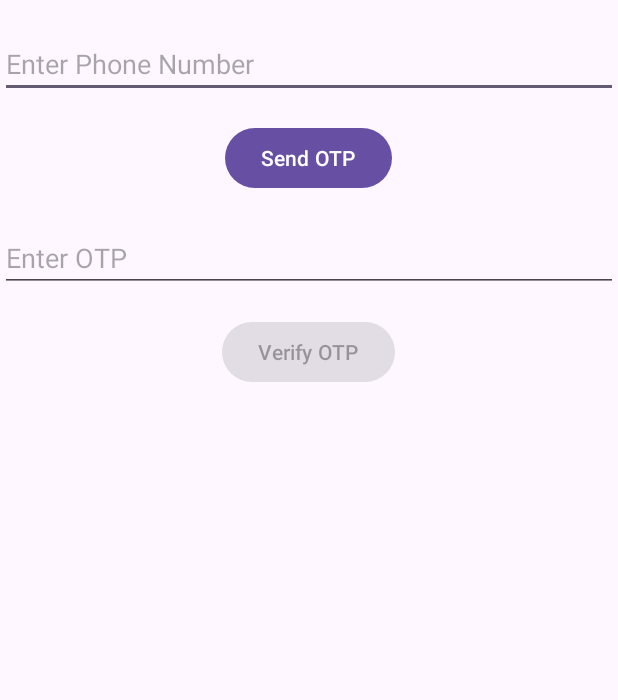
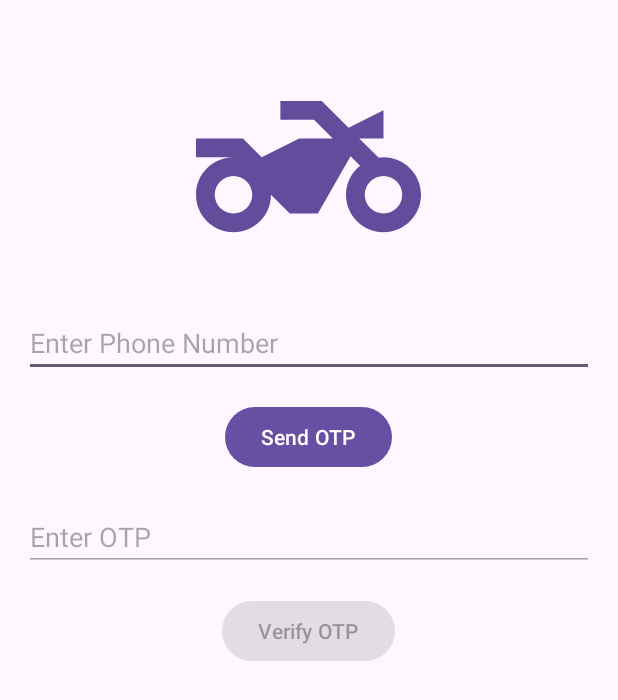
Before and after one commit to mgaditya-er/OTP_Auth_App_Session_Management, an Android app: the screen it shows after launch (MainActivity), on a phone screen of 412 x 824 dp. Shown: the top 700 px of the screen. Run offline under Robolectric (Android 15) with nearby library versions, the phone set to English and light mode, and no system bars; our stand-ins replace Firebase (no records; nobody signed in at launch, a user with empty details on screens opened directly).

Commit message:
Login Page alignment Setteled

```diff
--- a/app/src/main/java/com/example/otpapp/MainActivity.java
+++ b/app/src/main/java/com/example/otpapp/MainActivity.java
@@ -110,6 +110,7 @@ public class MainActivity extends AppCompatActivity {
         @Override
         public void onVerificationFailed(@NonNull FirebaseException e) {
             Toast.makeText(MainActivity.this, "Verification Failed", Toast.LENGTH_SHORT).show();
+            bar.setVisibility(View.INVISIBLE);
 
             // Show a message and update the UI
         }
@@ -121,6 +122,9 @@ public class MainActivity extends AppCompatActivity {
             verficationId = s;
             Toast.makeText(MainActivity.this, "Code Sent", Toast.LENGTH_SHORT).show();
             btnverifyotp.setEnabled(true);
+            btnsendotp.setEnabled(false);
+            phone.setEnabled(false);
+            otp.setEnabled(true);
             bar.setVisibility(View.INVISIBLE);
 
         }
--- /dev/null
+++ b/app/src/main/res/drawable/baseline_two_wheeler_24.xml
@@ -0,0 +1,5 @@
+<vector android:height="24dp" android:tint="#624C9B"
+    android:viewportHeight="24" android:viewportWidth="24"
+    android:width="24dp" xmlns:android="http://schemas.android.com/apk/res/android">
+    <path android:fillColor="@android:color/white" android:pathData="M20,11c-0.18,0 -0.36,0.03 -0.53,0.05L17.41,9H20V6l-3.72,1.86L13.41,5H9v2h3.59l2,2H11l-4,2L5,9H0v2h4c-2.21,0 -4,1.79 -4,4c0,2.21 1.79,4 4,4c2.21,0 4,-1.79 4,-4l2,2h3l3.49,-6.1l1.01,1.01C16.59,12.64 16,13.75 16,15c0,2.21 1.79,4 4,4c2.21,0 4,-1.79 4,-4C24,12.79 22.21,11 20,11zM4,17c-1.1,0 -2,-0.9 -2,-2c0,-1.1 0.9,-2 2,-2c1.1,0 2,0.9 2,2C6,16.1 5.1,17 4,17zM20,17c-1.1,0 -2,-0.9 -2,-2c0,-1.1 0.9,-2 2,-2s2,0.9 2,2C22,16.1 21.1,17 20,17z"/>
+</vector>
--- a/app/src/main/res/layout/activity_main.xml
+++ b/app/src/main/res/layout/activity_main.xml
@@ -3,17 +3,30 @@
     xmlns:tools="http://schemas.android.com/tools"
     android:layout_width="match_parent"
     android:layout_height="match_parent"
+    android:padding="16dp"
     tools:context=".MainActivity">
+
+    <!-- Image -->
+    <ImageView
+        android:id="@+id/imageView"
+        android:layout_width="150dp"
+        android:layout_height="150dp"
+        android:src="@drawable/baseline_two_wheeler_24"
+        android:layout_centerHorizontal="true"
+        android:layout_marginTop="20dp"/>
 
     <!-- Input field for entering the phone number -->
     <EditText
         android:id="@+id/editTextPhoneNumber"
         android:layout_width="match_parent"
         android:layout_height="wrap_content"
+        android:layout_below="@id/imageView"
         android:hint="Enter Phone Number"
         android:inputType="phone"
         android:layout_centerHorizontal="true"
-        android:layout_marginTop="20dp"/>
+        android:layout_marginTop="20dp"
+        android:enabled="true"/>
+
 
     <!-- Button to send OTP -->
     <Button
@@ -24,18 +37,19 @@
         android:layout_below="@id/editTextPhoneNumber"
         android:layout_centerHorizontal="true"
         android:layout_marginTop="16dp"
-        android:layout_marginStart="8dp"/>
+        android:enabled="true"/>
 
     <!-- Input field for entering the OTP -->
     <EditText
         android:id="@+id/editTextOtp"
         android:layout_width="match_parent"
         android:layout_height="wrap_content"
+        android:layout_below="@id/buttonSendOtp"
         android:hint="Enter OTP"
         android:inputType="number"
-        android:layout_below="@id/buttonSendOtp"
         android:layout_centerHorizontal="true"
-        android:layout_marginTop="20dp"/>
+        android:layout_marginTop="20dp"
+        android:enabled="false"/>
 
     <!-- Button to verify OTP -->
     <Button
@@ -46,15 +60,15 @@
         android:layout_below="@id/editTextOtp"
         android:layout_centerHorizontal="true"
         android:layout_marginTop="16dp"
-        android:layout_marginStart="8dp"
         android:enabled="false"/>
+
+    <!-- Progress Bar -->
     <ProgressBar
         android:id="@+id/bar"
         android:layout_width="wrap_content"
         android:layout_height="wrap_content"
         android:layout_below="@id/buttonVerifyOtp"
         android:layout_centerHorizontal="true"
+        android:layout_marginTop="16dp"
         android:visibility="invisible"/>
-
-
 </RelativeLayout>
```
